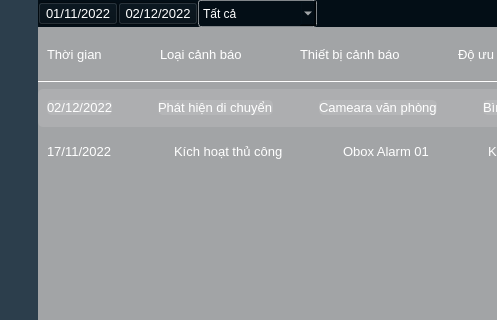
Above: test.ui from LamHCMUTE/Alarmhost before the change; both pictures show x 0 to 497 and y 0 to 320 of the 1227 by 831 pixel window. Below: the same form after it.
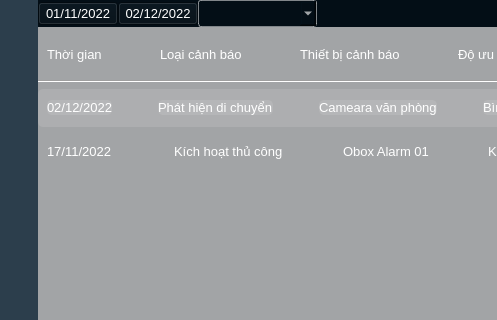
That is the form after the change. Icons and pictures are not drawn.

Patch:
```diff
--- a/test.ui
+++ b/test.ui
@@ -333,16 +333,6 @@
            <property name="editable">
             <bool>false</bool>
            </property>
-           <item>
-            <property name="text">
-             <string>Tất cả</string>
-            </property>
-           </item>
-           <item>
-            <property name="text">
-             <string>l</string>
-            </property>
-           </item>
           </widget>
          </item>
          <item>
```
Left out of the diff: 2 changed lines with no effect on the pictures.
